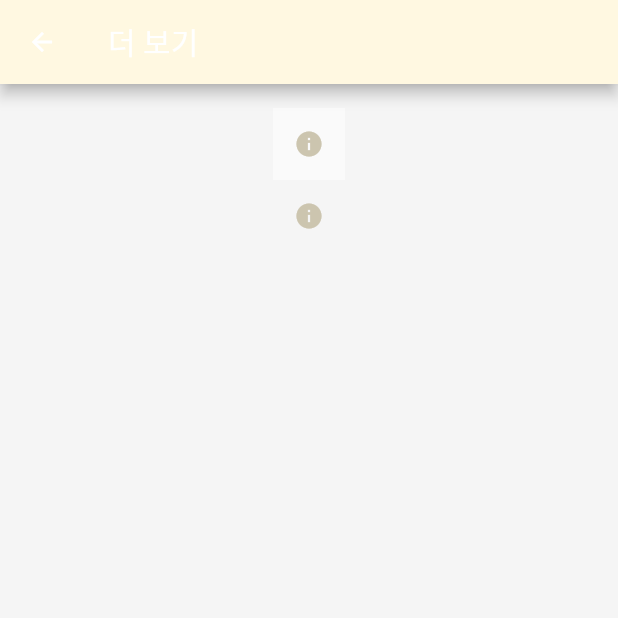
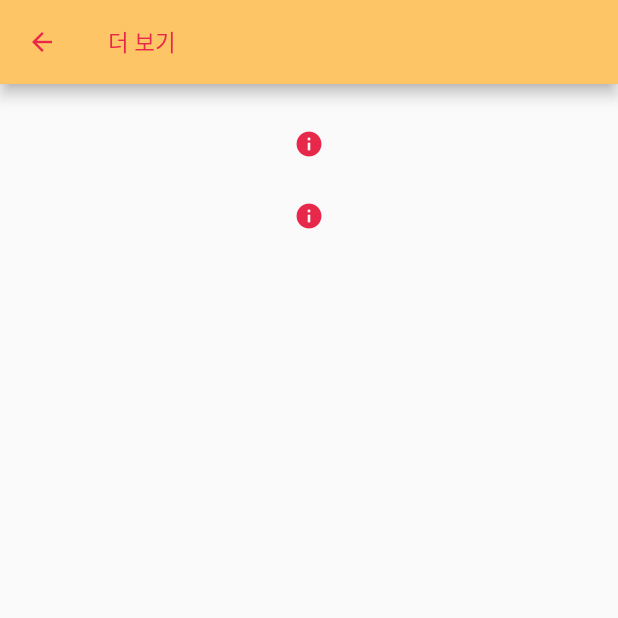
Before and after one commit to hookSSi/RobotChef, a Flutter app: the screen it shows after launch, after a tap on "더 보기", on a phone screen of 412 x 824 dp, the top half of it. Run offline on Flutter 3.47's test engine with Material 2 defaults, Android fonts, the phone set to English and light mode, and no system bars; our stand-ins replace camera, dio, gradient_widgets, image_picker, permission_handler, rxdart and 2 more; missing offline and left inert: elastic_client, flutter_exif_rotation; accounts and stored records are empty; network calls fail; Roboto replaces fonts that are missing (Merriweather).

Commit message:
[Fix] UI 컬러 수정 중
- https://colorpalettes.net/color-palette-2708/ 팔레트 사용
- RobotChef 이미지를 삭제하는 걸로 함
- Vegan font를 사용하는데 버그가 있는 지 Gradient가 제대로 적용되지 않음

```diff
--- a/robotchef_app/lib/robotchef_theme.dart
+++ b/robotchef_app/lib/robotchef_theme.dart
@@ -3,22 +3,27 @@ import 'package:flutter/material.dart';
 ThemeData BuildTheme() {
   TextTheme _buildTextTheme(TextTheme base) {
     return base.copyWith(
+        /// RobotChef 제목에 사용
+        headline1: base.headline1.copyWith(
+          fontFamily: 'Vegan',
+          fontSize: 60.0,
+          color: const Color(0xFFE7284A)
+        ),
         headline5: base.headline5.copyWith(
           fontFamily: 'Merriweather',
           fontSize: 40.0,
-          color: const Color(0xFF807A6B),
+          color: const Color(0xFFE7284A),
         ),
-        // Used for the recipes title:
         headline6: base.headline6.copyWith(
           fontFamily: 'Merriweather',
           fontSize: 15.0,
-          color: const Color(0xFF807A6B),
+          color: const Color(0xFFE7284A),
         ),
-        // Used for the recipes' duration:
         caption: base.caption.copyWith(
-          color: const Color(0xFFCCC5AF),
+          color: const Color(0xFFE7284A),
         ),
-        bodyText2: base.bodyText2.copyWith(color: const Color(0xFF807A6B))
+        /// 일반적인 텍스트의 경우에 사용
+        bodyText2: base.bodyText2.copyWith(color: const Color(0xFFE7284A))
     );
   }
 
@@ -26,19 +31,17 @@ ThemeData BuildTheme() {
 
   return base.copyWith(
       textTheme: _buildTextTheme(base.textTheme),
-      primaryColor: const Color(0xFFFFF8E1),
-      indicatorColor: const Color(0xFF807A6B),
-      scaffoldBackgroundColor: const Color(0xFFF5F5F5),
-      accentColor: const Color(0xFFFFF8E1),
+      primaryColor: const Color(0xFFFEC566),
+      primaryColorDark: const Color(0xFFE7284A),
+      primaryColorLight: const Color(0xFFFD5C3D),
       iconTheme: IconThemeData(
-        color: const Color(0xFFCCC5AF),
+        color: const Color(0xFFE7284A),
         size: 20.0,
       ),
-      buttonColor: Colors.white,
-      backgroundColor: Colors.white,
-      tabBarTheme: base.tabBarTheme.copyWith(
-        labelColor: const Color(0xFF807A6B),
-        unselectedLabelColor: const Color(0xFFCCC5AF),
-      )
+      buttonColor: const Color(0xFFFFFFFF),
+      backgroundColor: const Color(0xFFCCC5AF),
+      appBarTheme: base.appBarTheme.copyWith(
+        backgroundColor: const Color(0xFFFEC566)
+      ),
   );
 }
--- a/robotchef_app/lib/screen/home_screen.dart
+++ b/robotchef_app/lib/screen/home_screen.dart
@@ -3,6 +3,7 @@ import 'package:camera/camera.dart';
 import 'package:flutter/cupertino.dart';
 import 'package:flutter/material.dart';
 import 'package:flutter/painting.dart';
+import 'package:gradient_widgets/gradient_widgets.dart';
 import '../robotchef_theme.dart';
 import 'package:flutter_app/screen/bookmark_screen.dart';
 import 'package:flutter_app/screen/camera_screen.dart';
@@ -80,10 +81,6 @@ class _HomeScreenState extends State<HomeScreen> {
         context: context,
         builder: (context) {
           return AlertDialog(
-            title: Text(
-              "이미지 선택",
-              style: TextStyle(color: Colors.black),
-            ),
             content: Column(
               mainAxisSize: MainAxisSize.min,
               children: <Widget>[
@@ -96,11 +93,11 @@ class _HomeScreenState extends State<HomeScreen> {
                         children: <Widget>[
                           Icon(
                             Icons.videocam,
-                            color: Colors.white,
+                            color: Theme.of(context).iconTheme.color,
                           ),
                           Text(
                             "실시간",
-                            style: TextStyle(color: Colors.white),
+                            style: Theme.of(context).textTheme.headline6,
                           ),
                         ],
                       ),
@@ -108,7 +105,7 @@ class _HomeScreenState extends State<HomeScreen> {
                       decoration: BoxDecoration(
                           borderRadius: BorderRadius.circular(20),
                           border: Border.all(color: Colors.white, width: 5.0),
-                          color: Color(0xFFABBB64)),
+                          color: Theme.of(context).buttonColor),
                       padding: EdgeInsets.all(20.0),
                     ),
                     onTap: () {
@@ -126,11 +123,11 @@ class _HomeScreenState extends State<HomeScreen> {
                         children: <Widget>[
                           Icon(
                             Icons.photo,
-                            color: Colors.white,
+                            color: Theme.of(context).iconTheme.color
                           ),
                           Text(
                             "갤러리",
-                            style: TextStyle(color: Colors.white),
+                            style: Theme.of(context).textTheme.headline6,
                           )
                         ],
                       ),
@@ -138,7 +135,7 @@ class _HomeScreenState extends State<HomeScreen> {
                       decoration: BoxDecoration(
                           borderRadius: BorderRadius.circular(20),
                           border: Border.all(color: Colors.white, width: 5.0),
-                          color: Color(0xFFABBB64)),
+                          color: Theme.of(context).buttonColor),
                       padding: EdgeInsets.all(20.0),
                     ),
                     onTap: () {
@@ -156,11 +153,11 @@ class _HomeScreenState extends State<HomeScreen> {
                         children: <Widget>[
                           Icon(
                             Icons.camera_alt_outlined,
-                            color: Colors.white,
+                            color: Theme.of(context).iconTheme.color
                           ),
                           Text(
                             "사진 촬영",
-                            style: TextStyle(color: Colors.white),
+                            style: Theme.of(context).textTheme.headline6,
                           )
                         ],
                       ),
@@ -168,7 +165,7 @@ class _HomeScreenState extends State<HomeScreen> {
                       decoration: BoxDecoration(
                           borderRadius: BorderRadius.circular(20),
                           border: Border.all(color: Colors.white, width: 5.0),
-                          color: Color(0xFFABBB64)),
+                          color: Theme.of(context).buttonColor),
                       padding: EdgeInsets.all(20.0),
                     ),
                     onTap: () {
@@ -189,15 +186,31 @@ class _HomeScreenState extends State<HomeScreen> {
     return Scaffold(
         resizeToAvoidBottomInset: false,
         body: Container(
-          color: Theme.of(context).indicatorColor,
+          decoration: BoxDecoration(
+            gradient: LinearGradient(
+              begin: FractionalOffset.topCenter,
+              end: FractionalOffset.bottomCenter,
+              colors: [
+                Theme.of(context).primaryColorLight,
+                Theme.of(context).primaryColorDark,
+              ]
+            )
+          ),
           child: Column(children: <Widget>[
             /// RobotChef 이미지
-            Center(child: Container(
-              color: Theme.of(context).indicatorColor,
-              child: Image.asset('images/robotchef_2.png',
-                  width: MediaQuery.of(context).size.width * 0.8,
-                  height: MediaQuery.of(context).size.height * 0.5),
-            ),),
+            Expanded(child: Center(child: Container(
+              child: GradientText(
+                'RobotChef',
+                gradient: LinearGradient(
+                  colors: [
+                    const Color(0xFFfec566),
+                    const Color(0xFFfe921f),
+                    Colors.white
+                  ]
+                ),
+                style: Theme.of(context).textTheme.headline1,
+              ),
+            ),), flex: 1,),
             Expanded(child: GridView.count(
               crossAxisCount: 2,
               mainAxisSpacing: 10.0,
@@ -223,7 +236,7 @@ class _HomeScreenState extends State<HomeScreen> {
                     ),
                       decoration: BoxDecoration(
                         borderRadius: BorderRadius.circular(20),
-                        color: Color(0xFFABBB64)),
+                        color: Theme.of(context).buttonColor),
                     ),
                     onTap: () {
                       createChooseDialogue(context);
@@ -250,7 +263,7 @@ class _HomeScreenState extends State<HomeScreen> {
                       ),
                       decoration: BoxDecoration(
                           borderRadius: BorderRadius.circular(20),
-                          color: Color(0xFFABBB64)),
+                          color: Theme.of(context).buttonColor),
                     ),
                     onTap: () {
                       Navigator.of(context).push(MaterialPageRoute(
@@ -281,7 +294,7 @@ class _HomeScreenState extends State<HomeScreen> {
                       ),
                       decoration: BoxDecoration(
                           borderRadius: BorderRadius.circular(20),
-                          color: Color(0xFFABBB64)),
+                          color: Theme.of(context).buttonColor),
                     ),
                     onTap: () {
                       Navigator.of(context).push(MaterialPageRoute(
@@ -312,7 +325,7 @@ class _HomeScreenState extends State<HomeScreen> {
                       ),
                       decoration: BoxDecoration(
                           borderRadius: BorderRadius.circular(20),
-                          color: Color(0xFFABBB64)),
+                          color: Theme.of(context).buttonColor),
                     ),
                     onTap: () {
                       Navigator.of(context).push(MaterialPageRoute(
@@ -324,7 +337,7 @@ class _HomeScreenState extends State<HomeScreen> {
                   ),
                 ),
               ],
-            ),)
+            ), flex: 2,)
           ]),
           padding: EdgeInsets.all(10.0),
         ));
--- a/robotchef_app/lib/screen/more_screen.dart
+++ b/robotchef_app/lib/screen/more_screen.dart
@@ -56,7 +56,7 @@ class _MoreScreenState extends State<MoreScreen> {
               style: TextStyle(color: Colors.black),
             ),
             content: MiniIngredientSearch(ingredientList: ingredientList,),
-            backgroundColor: Colors.white,
+            backgroundColor: Theme.of(context).backgroundColor,
           );
         });
   }
@@ -65,13 +65,13 @@ class _MoreScreenState extends State<MoreScreen> {
   Widget build(BuildContext context) {
     return Scaffold(
       appBar: AppBar(
-          title: Text('더 보기  ', style: TextStyle(color: Colors.white)),
+          title: Text('더 보기  ', style: Theme.of(context).textTheme.headline6),
           leading: IconButton(
               icon: Icon(Icons.arrow_back),
               onPressed: () {
                 Navigator.pop(context);
               }),
-          iconTheme: IconThemeData(color: Colors.white)),
+          iconTheme: Theme.of(context).iconTheme),
       body: ListView(
         padding: const EdgeInsets.all(16.0),
         children: <Widget>[
```
Also changed, not shown: robotchef_app/lib/screen/bookmark_screen.dart (+9 -3 lines), robotchef_app/lib/screen/search_screen.dart (+11 -5 lines), robotchef_app/lib/widget/mini_ingredient_search.dart (+11 -7 lines), robotchef_app/pubspec.yaml (+9 -12 lines), robotchef_app/assets/fonts/BRANCHE_Demo.ttf (added), robotchef_app/assets/fonts/VeganStylePersonal.ttf (added), robotchef_app/assets/images/loading.gif (renamed from robotchef_app/images/loading.gif), robotchef_app/assets/images/robotchef.png (renamed from robotchef_app/images/robotchef.png), robotchef_app/assets/images/robotchef_2.png (renamed from robotchef_app/images/robotchef_2.png), robotchef_app/assets/images/test.jpg (renamed from robotchef_app/images/test.jpg), robotchef_app/assets/images/test.png (renamed from robotchef_app/images/test.png), robotchef_app/pubspec.lock.
